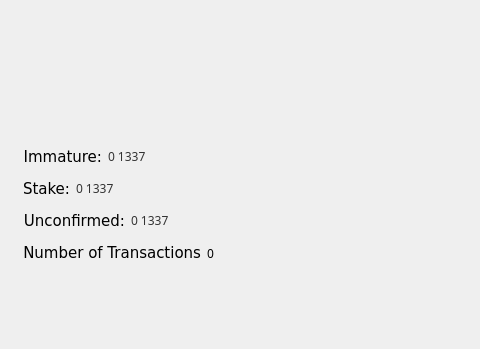
This is src/qt/forms/overviewpage.ui in vashshawn/elitecurrencysource as Qt 5 draws it before an edit; both pictures show x 0 to 480 and y 0 to 349 of the 941 by 616 pixel window. The edited form follows.
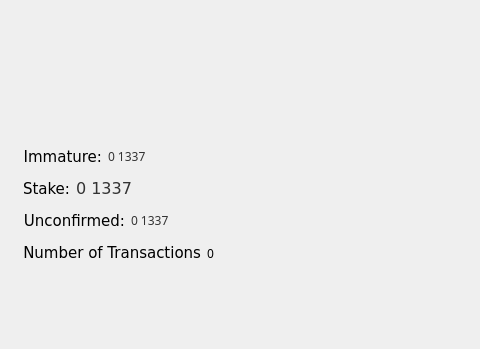
This is the edited form. Icons and pictures are not drawn.

What changed in the file:
```diff
--- a/src/qt/forms/overviewpage.ui
+++ b/src/qt/forms/overviewpage.ui
@@ -150,7 +150,8 @@
                    <widget class="QLabel" name="labelStake">
                     <property name="font">
                      <font>
-                      <family>Sans</family>
+                      <family>DejaVu Sans</family>
+                      <pointsize>12</pointsize>
                      </font>
                     </property>
                     <property name="cursor">
```
